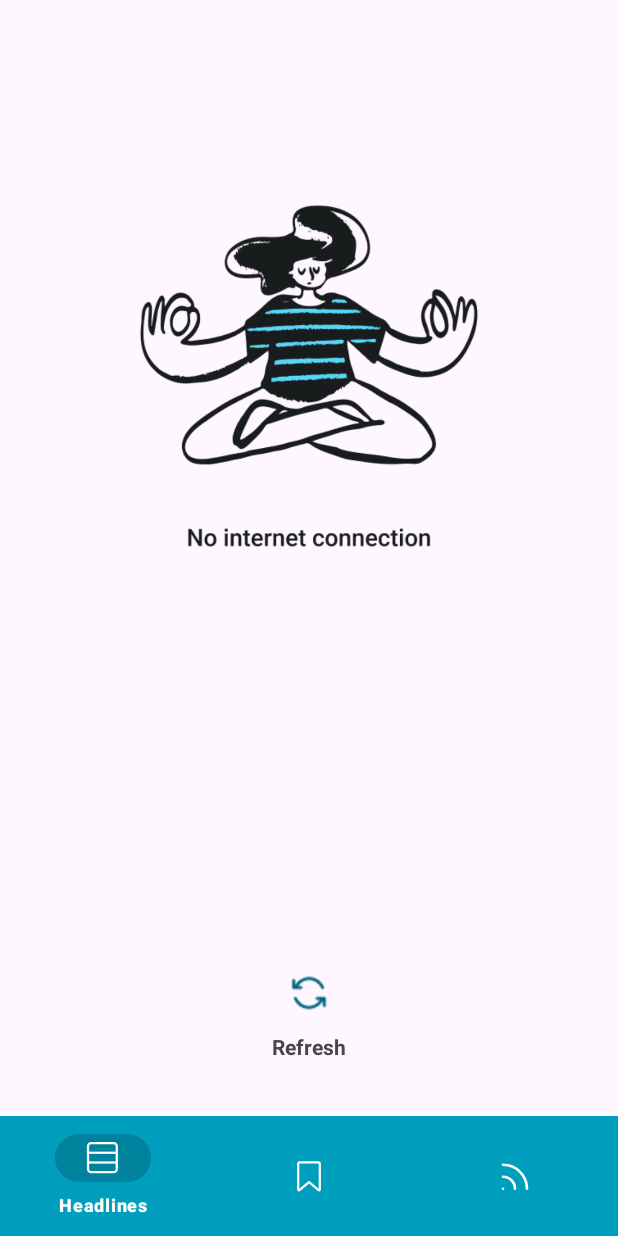
After one commit to RudachenkoRoman/News, an Android app: the fragment InternetConnectionFragment placed in its activity, on a phone screen of 412 x 824 dp. The commit adds this screen. Run offline under Robolectric (Android 15) with nearby library versions, the phone set to English and light mode, and no system bars; network calls fail.

Commit message:
add internet connection fragment

```diff
--- a/app/src/main/java/com/rudachenkoroman/astonIntensivFinal/api/RetrofitInstance.kt
+++ b/app/src/main/java/com/rudachenkoroman/astonIntensivFinal/api/RetrofitInstance.kt
@@ -4,16 +4,19 @@ import okhttp3.OkHttpClient
 import okhttp3.logging.HttpLoggingInterceptor
 import retrofit2.Retrofit
 import retrofit2.converter.gson.GsonConverterFactory
+import java.util.concurrent.TimeUnit
 
 class RetrofitInstance {
     companion object{
 
         private const val BASE_URL = "https://newsapi.org/"
+        private const val PING_INTERVAL = 3L
 
         private val retrofit by lazy {
             val logging = HttpLoggingInterceptor()
             logging.setLevel(HttpLoggingInterceptor.Level.BODY)
             val client = OkHttpClient.Builder()
+                .pingInterval(PING_INTERVAL, TimeUnit.SECONDS)
                 .addInterceptor(logging)
                 .build()
 
--- /dev/null
+++ b/app/src/main/java/com/rudachenkoroman/astonIntensivFinal/network/NetworkManager.kt
@@ -0,0 +1,58 @@
+package com.rudachenkoroman.astonIntensivFinal.network
+
+import android.content.Context
+import android.net.ConnectivityManager
+import android.net.Network
+import android.net.NetworkCapabilities
+import android.net.NetworkRequest
+import androidx.lifecycle.LiveData
+
+class NetworkManager(context: Context) : LiveData<Boolean>(){
+    private var connectivityManager = context.applicationContext.getSystemService(Context.CONNECTIVITY_SERVICE) as ConnectivityManager
+
+    override fun onActive() {
+        super.onActive()
+        checkNetworkConnectivity()
+    }
+
+    override fun onInactive() {
+        super.onInactive()
+        connectivityManager.unregisterNetworkCallback(networkCallback)
+    }
+
+    private val networkCallback = object : ConnectivityManager.NetworkCallback(){
+
+        override fun onAvailable(network: Network) {
+            super.onAvailable(network)
+            postValue(true)
+        }
+
+        override fun onUnavailable() {
+            super.onUnavailable()
+            postValue(false)
+        }
+
+        override fun onLost(network: Network) {
+            super.onLost(network)
+            postValue(false)
+        }
+    }
+
+    private fun checkNetworkConnectivity(){
+        val network = connectivityManager.activeNetwork
+        if (network == null) {
+            postValue(false)
+        }
+
+        val requestBuilder = NetworkRequest.Builder().apply {
+            addCapability(NetworkCapabilities.NET_CAPABILITY_VALIDATED)
+            addCapability(NetworkCapabilities.NET_CAPABILITY_INTERNET)
+            addTransportType(NetworkCapabilities.TRANSPORT_CELLULAR)
+            addTransportType(NetworkCapabilities.TRANSPORT_WIFI)
+            addTransportType(NetworkCapabilities.TRANSPORT_ETHERNET)
+        }.build()
+
+        connectivityManager.registerNetworkCallback(requestBuilder,networkCallback)
+    }
+
+}
--- a/app/src/main/java/com/rudachenkoroman/astonIntensivFinal/ui/fragment/DetailNewsFragment.kt
+++ b/app/src/main/java/com/rudachenkoroman/astonIntensivFinal/ui/fragment/DetailNewsFragment.kt
@@ -97,7 +97,7 @@ class DetailNewsFragment : Fragment(), ViewHome.Favorite {
         view?.let { it1 ->
             Snackbar.make(
                 it1, R.string.add_to_saved,
-                Snackbar.LENGTH_LONG
+                Snackbar.LENGTH_SHORT
             ).show()
         }
     }
@@ -106,7 +106,7 @@ class DetailNewsFragment : Fragment(), ViewHome.Favorite {
         view?.let { it1 ->
             Snackbar.make(
                 it1, R.string.delete_in_saved,
-                Snackbar.LENGTH_LONG
+                Snackbar.LENGTH_SHORT
             ).show()
         }
     }
--- a/app/src/main/java/com/rudachenkoroman/astonIntensivFinal/ui/fragment/HeadlinesFragment.kt
+++ b/app/src/main/java/com/rudachenkoroman/astonIntensivFinal/ui/fragment/HeadlinesFragment.kt
@@ -11,6 +11,7 @@ import com.rudachenkoroman.astonIntensivFinal.R
 import com.rudachenkoroman.astonIntensivFinal.adapter.FragmentPageAdapter
 import com.rudachenkoroman.astonIntensivFinal.api.NewsApi
 import com.rudachenkoroman.astonIntensivFinal.databinding.FragmentHeadlinesBinding
+import com.rudachenkoroman.astonIntensivFinal.network.NetworkManager
 import com.rudachenkoroman.astonIntensivFinal.util.setFragment
 
 const val HEADLINES_FRAGMENT_TAG = "HEADLINES_FRAGMENT_TAG"
--- /dev/null
+++ b/app/src/main/java/com/rudachenkoroman/astonIntensivFinal/ui/fragment/InternetConnectionFragment.kt
@@ -0,0 +1,67 @@
+package com.rudachenkoroman.astonIntensivFinal.ui.fragment
+
+import android.os.Bundle
+import android.view.LayoutInflater
+import android.view.View
+import android.view.ViewGroup
+import android.view.animation.AnimationUtils
+import androidx.fragment.app.Fragment
+import com.google.android.material.bottomnavigation.BottomNavigationView
+import com.google.android.material.snackbar.Snackbar
+import com.rudachenkoroman.astonIntensivFinal.R
+import com.rudachenkoroman.astonIntensivFinal.databinding.FragmentInternetConnectionBinding
+import com.rudachenkoroman.astonIntensivFinal.network.NetworkManager
+import com.rudachenkoroman.astonIntensivFinal.util.setFragment
+
+class InternetConnectionFragment : Fragment() {
+    private lateinit var binding: FragmentInternetConnectionBinding
+    private  lateinit var bottomNavigation : BottomNavigationView
+
+    override fun onCreateView(
+        inflater: LayoutInflater, container: ViewGroup?,
+        savedInstanceState: Bundle?
+    ): View {
+        binding = FragmentInternetConnectionBinding.inflate(layoutInflater)
+        onClickRefresh()
+        return binding.root
+    }
+
+    private fun onClickRefresh() {
+        binding.apply {
+            refreshConnection.setOnClickListener {
+                animRefresh()
+                checkConnection()
+            }
+        }
+    }
+
+    private fun checkConnection() {
+        val networkManager = NetworkManager(requireActivity())
+        networkManager.observe(requireActivity()) {
+            if (!it) {
+                snackbarRefreshConnection()
+            }
+        }
+    }
+
+    private fun snackbarRefreshConnection() {
+        view?.let { it1 ->
+            Snackbar.make(
+                it1, R.string.refreshConnection,
+                Snackbar.LENGTH_SHORT
+            ).show()
+        }
+    }
+
+    private fun animRefresh() {
+        binding.apply {
+            val rotate = AnimationUtils.loadAnimation(requireActivity(), R.anim.rotate_animation)
+            refreshConnection.startAnimation(rotate)
+        }
+    }
+
+
+    companion object {
+        const val INTERNET_CONNECTION_FRAGMENT_TAG = "INTERNET_CONNECTION_FRAGMENT_TAG"
+    }
+}
--- /dev/null
+++ b/app/src/main/res/anim/rotate_animation.xml
@@ -0,0 +1,12 @@
+<?xml version="1.0" encoding="utf-8"?>
+<set xmlns:android="http://schemas.android.com/apk/res/android">
+        <rotate
+            android:pivotX="50%"
+            android:pivotY="50%"
+            android:fromDegrees="0"
+            android:toDegrees="360"
+            android:duration = "800"
+            android:startOffset = "0"
+            android:repeatCount = "0"
+            />
+</set>
--- a/app/src/main/res/layout/activity_main.xml
+++ b/app/src/main/res/layout/activity_main.xml
@@ -10,7 +10,6 @@
     <androidx.fragment.app.FragmentContainerView
         android:id="@+id/fragmentContainerView"
         android:layout_width="match_parent"
-        android:name="com.rudachenkoroman.astonIntensivFinal.ui.fragment.HeadlinesFragment"
         android:layout_height="0dp"
         app:layout_constraintBottom_toTopOf="@+id/bottomNavigation"
         app:layout_constraintTop_toTopOf="parent" />
--- /dev/null
+++ b/app/src/main/res/layout/fragment_internet_connection.xml
@@ -0,0 +1,41 @@
+<?xml version="1.0" encoding="utf-8"?>
+<androidx.constraintlayout.widget.ConstraintLayout xmlns:android="http://schemas.android.com/apk/res/android"
+    xmlns:app="http://schemas.android.com/apk/res-auto"
+    xmlns:tools="http://schemas.android.com/tools"
+    android:layout_width="match_parent"
+    android:layout_height="match_parent"
+    tools:context=".ui.fragment.InternetConnectionFragment">
+
+
+    <ImageView
+        android:id="@+id/imageConnection"
+        android:layout_width="280dp"
+        android:layout_height="248dp"
+        android:src="@drawable/intenet_connection"
+        android:layout_marginTop="123dp"
+        app:layout_constraintEnd_toEndOf="parent"
+        app:layout_constraintStart_toStartOf="parent"
+        app:layout_constraintTop_toTopOf="parent" />
+
+
+    <ImageView
+        android:id="@+id/refreshConnection"
+        android:layout_width="wrap_content"
+        android:layout_height="wrap_content"
+        android:layout_marginBottom="58dp"
+        android:src="@drawable/refresh_connection"
+        app:layout_constraintBottom_toBottomOf="parent"
+        app:layout_constraintEnd_toEndOf="parent"
+        app:layout_constraintStart_toStartOf="parent" />
+
+    <TextView
+        android:layout_width="wrap_content"
+        android:layout_height="16dp"
+        android:text="@string/refresh"
+        android:textStyle="bold"
+        android:layout_marginBottom="40dp"
+        app:layout_constraintBottom_toBottomOf="parent"
+        app:layout_constraintEnd_toEndOf="parent"
+        app:layout_constraintStart_toStartOf="parent" />
+
+</androidx.constraintlayout.widget.ConstraintLayout>
--- a/app/src/main/res/values-night/themes.xml
+++ b/app/src/main/res/values-night/themes.xml
@@ -1,7 +1,13 @@
 <resources xmlns:tools="http://schemas.android.com/tools">
     <!-- Base application theme. -->
     <style name="Base.Theme.Aston_Intensiv_Final" parent="Theme.Material3.DayNight.NoActionBar">
-        <!-- Customize your dark theme here. -->
-        <!-- <item name="colorPrimary">@color/my_dark_primary</item> -->
+        <item name="colorPrimary">@color/primary60</item>
+        <item name="colorControlNormal">@color/white</item>
+        <item name="android:editTextColor">@android:color/white</item>
+        <item name="android:textColorHint">@android:color/white</item>
+        <item name="android:textCursorDrawable">@color/white</item>
+        <item name="searchViewStyle">@style/SearchViewMy</item>
     </style>
+
+    <style name="Theme.Aston_Intensiv_Final" parent="Base.Theme.Aston_Intensiv_Final" />
 </resources>
--- a/app/src/main/res/values/strings.xml
+++ b/app/src/main/res/values/strings.xml
@@ -21,6 +21,6 @@
     <string name="delimiter">|</string>
     <string name="add_to_saved">Add to saved</string>
     <string name="delete_in_saved">Delete in saved</string>
-    <!-- TODO: Remove or change this placeholder text -->
-    <string name="hello_blank_fragment">Hello blank fragment</string>
+    <string name="refresh">Refresh</string>
+    <string name="refreshConnection">No internet connection</string>
 </resources>
```
Also changed, not shown: app/src/main/java/com/rudachenkoroman/astonIntensivFinal/ui/MainActivity.kt (+26 -6 lines), app/src/main/res/drawable/intenet_connection.png (added), app/src/main/res/drawable/refresh_connection.png (added).
